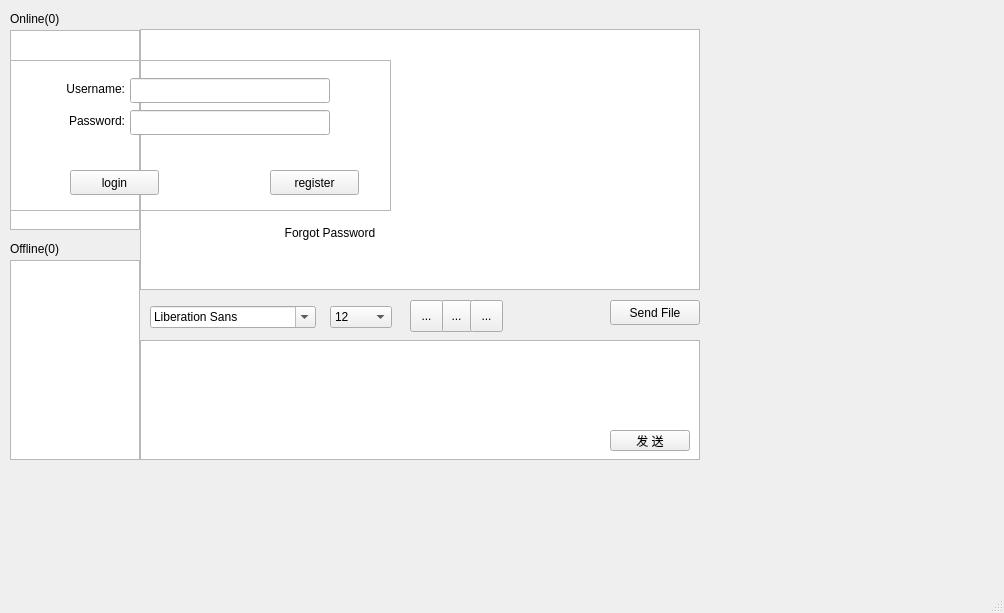
Before: the Qt Designer form Client/mainwindow.ui in lirunquan/TCPChat, drawn with Qt 5.
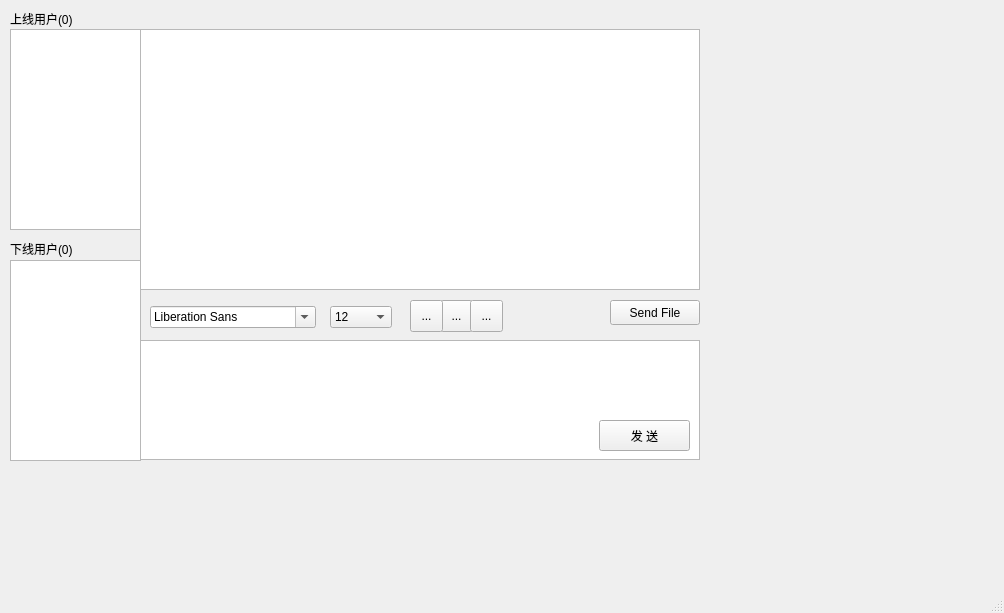
After: the same form once the commit is applied. The open tabs and pages were chosen to show the change. Icons and pictures are not drawn.

The edit to the form file:
```diff
--- a/Client/mainwindow.ui
+++ b/Client/mainwindow.ui
@@ -24,7 +24,7 @@
      </rect>
     </property>
     <property name="currentIndex">
-     <number>3</number>
+     <number>1</number>
     </property>
     <widget class="QWidget" name="page_5"/>
     <widget class="QWidget" name="page">
@@ -53,7 +53,7 @@
         </rect>
        </property>
        <property name="text">
-        <string>Username:</string>
+        <string>用户名:</string>
        </property>
        <property name="alignment">
         <set>Qt::AlignRight|Qt::AlignTrailing|Qt::AlignVCenter</set>
@@ -69,7 +69,7 @@
         </rect>
        </property>
        <property name="text">
-        <string>Password:</string>
+        <string>密码:</string>
        </property>
        <property name="alignment">
         <set>Qt::AlignRight|Qt::AlignTrailing|Qt::AlignVCenter</set>
@@ -108,7 +108,7 @@
         </rect>
        </property>
        <property name="text">
-        <string>login</string>
+        <string>登录</string>
        </property>
       </widget>
       <widget class="QPushButton" name="toRegisterBtn">
@@ -121,7 +121,7 @@
         </rect>
        </property>
        <property name="text">
-        <string>register</string>
+        <string>注册</string>
        </property>
       </widget>
      </widget>
@@ -135,7 +135,7 @@
        </rect>
       </property>
       <property name="text">
-       <string>Forgot Password</string>
+       <string>忘记密码</string>
       </property>
       <property name="autoDefault">
        <bool>true</bool>
@@ -147,8 +147,6 @@
        <bool>true</bool>
       </property>
      </widget>
-     <zorder>forgotBtn</zorder>
-     <zorder>frame_2</zorder>
     </widget>
     <widget class="QWidget" name="page_2">
      <widget class="QFrame" name="frame_3">
@@ -653,8 +651,8 @@
       <string>&lt;!DOCTYPE HTML PUBLIC &quot;-//W3C//DTD HTML 4.0//EN&quot; &quot;http://www.w3.org/TR/REC-html40/strict.dtd&quot;&gt;
 &lt;html&gt;&lt;head&gt;&lt;meta name=&quot;qrichtext&quot; content=&quot;1&quot; /&gt;&lt;style type=&quot;text/css&quot;&gt;
 p, li { white-space: pre-wrap; }
-&lt;/style&gt;&lt;/head&gt;&lt;body style=&quot; font-family:'Ubuntu'; font-size:11pt; font-weight:400; font-style:normal;&quot;&gt;
-&lt;p style=&quot;-qt-paragraph-type:empty; margin-top:0px; margin-bottom:0px; margin-left:0px; margin-right:0px; -qt-block-indent:0; text-indent:0px;&quot;&gt;&lt;br /&gt;&lt;/p&gt;&lt;/body&gt;&lt;/html&gt;</string>
+&lt;/style&gt;&lt;/head&gt;&lt;body style=&quot; font-family:'SimSun'; font-size:9pt; font-weight:400; font-style:normal;&quot;&gt;
+&lt;p style=&quot;-qt-paragraph-type:empty; margin-top:0px; margin-bottom:0px; margin-left:0px; margin-right:0px; -qt-block-indent:0; text-indent:0px; font-family:'Ubuntu'; font-size:11pt;&quot;&gt;&lt;br /&gt;&lt;/p&gt;&lt;/body&gt;&lt;/html&gt;</string>
      </property>
     </widget>
     <widget class="QToolButton" name="italicButton">
@@ -720,10 +718,10 @@
     <widget class="QPushButton" name="c_message_send">
      <property name="geometry">
       <rect>
-       <x>600</x>
-       <y>420</y>
-       <width>80</width>
-       <height>21</height>
+       <x>589</x>
+       <y>410</y>
+       <width>91</width>
+       <height>31</height>
       </rect>
      </property>
      <property name="tabletTracking">
@@ -773,9 +771,9 @@
      <property name="geometry">
       <rect>
        <x>0</x>
-       <y>20</y>
-       <width>130</width>
-       <height>200</height>
+       <y>19</y>
+       <width>131</width>
+       <height>201</height>
       </rect>
      </property>
     </widget>
@@ -789,7 +787,7 @@
       </rect>
      </property>
      <property name="text">
-      <string>Online(0)</string>
+      <string>上线用户(0)</string>
      </property>
     </widget>
     <widget class="QListView" name="c_off_list">
@@ -797,8 +795,8 @@
       <rect>
        <x>0</x>
        <y>250</y>
-       <width>130</width>
-       <height>200</height>
+       <width>131</width>
+       <height>201</height>
       </rect>
      </property>
     </widget>
@@ -812,7 +810,7 @@
       </rect>
      </property>
      <property name="text">
-      <string>Offline(0)</string>
+      <string>下线用户(0)</string>
      </property>
     </widget>
     <widget class="QLabel" name="recver_label">
@@ -843,9 +841,6 @@
     <zorder>c_off_label</zorder>
     <zorder>recver_label</zorder>
    </widget>
-   <zorder>chatWidget</zorder>
-   <zorder>stackedWidget</zorder>
-   <zorder>frame</zorder>
   </widget>
   <widget class="QMenuBar" name="menuBar">
    <property name="geometry">
@@ -853,7 +848,7 @@
      <x>0</x>
      <y>0</y>
      <width>1004</width>
-     <height>22</height>
+     <height>17</height>
     </rect>
    </property>
   </widget>
```
